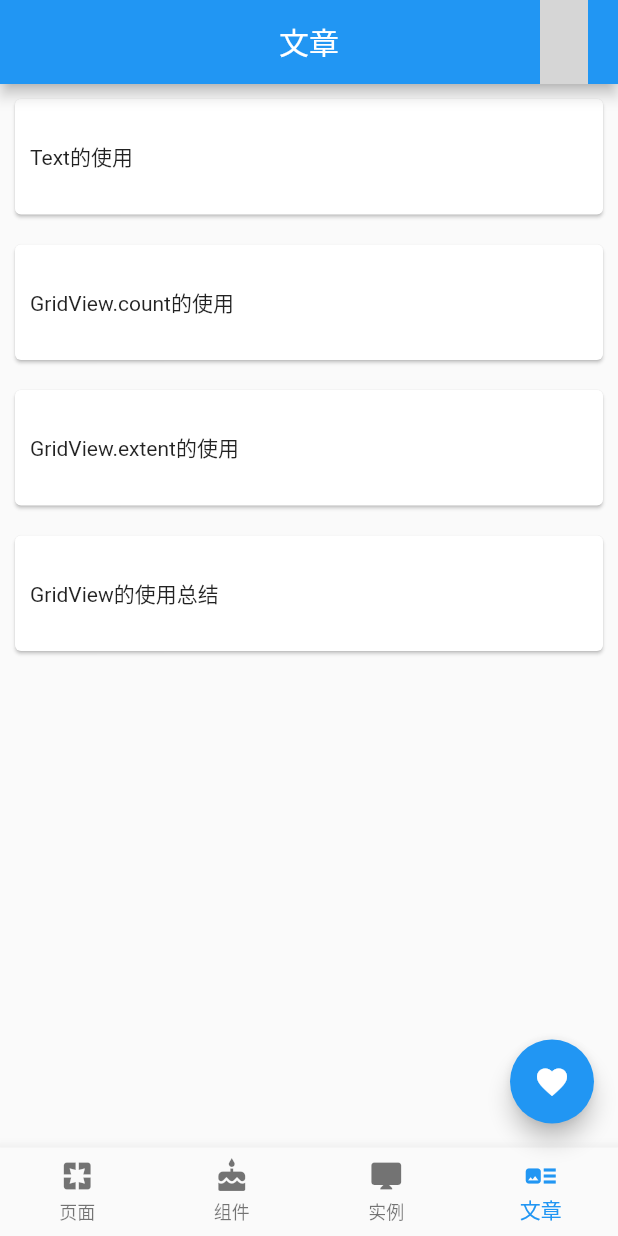
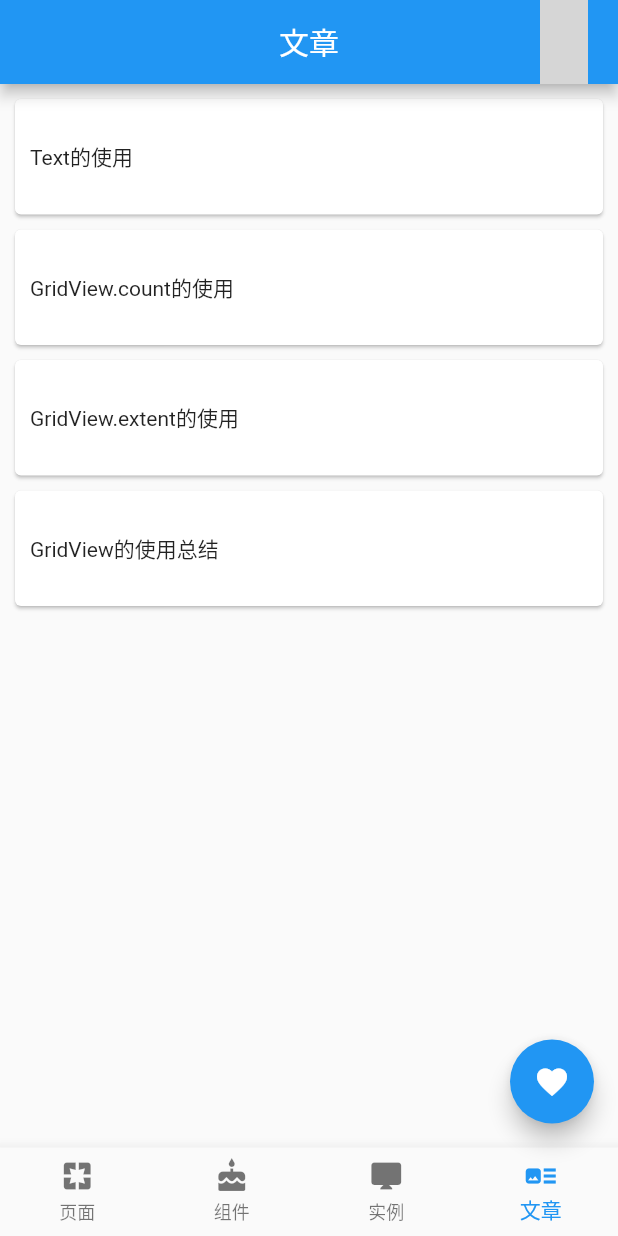
Before and after one commit to jiangkang/flutter-system, a Flutter app: the screen it shows after launch, item 4 of the bottom bar chosen, on a phone screen of 412 x 824 dp. Run offline on Flutter 3.47's test engine with Material 2 defaults, Android fonts, the phone set to English and light mode, and no system bars; our stand-ins replace webview_flutter; network calls fail; grey boxes are pictures that could not be loaded.

Commit message:
优化UI

```diff
--- a/lib/page/page_entry.dart
+++ b/lib/page/page_entry.dart
@@ -35,7 +35,7 @@ class PageEntry extends StatelessWidget {
           itemCount: pageEntries.length,
           itemBuilder: (context, index) {
             return Card(
-              margin: EdgeInsets.all(10),
+              margin: EdgeInsets.only(top: 10, bottom: 0, left: 10, right: 10),
               child: InkWell(
                 onTap: () {
                   Navigator.of(context)
@@ -119,7 +119,7 @@ class ArticleEntry extends StatelessWidget {
           itemCount: articleEntries.length,
           itemBuilder: (BuildContext context, int index) {
             return Card(
-              margin: EdgeInsets.all(10),
+              margin: EdgeInsets.only(top: 10, bottom: 0, left: 10, right: 10),
               child: InkWell(
                 onTap: () {
                   NavUtils.openWebView(context, articleEntries[index].url,
--- a/lib/utils/nav_utils.dart
+++ b/lib/utils/nav_utils.dart
@@ -3,8 +3,8 @@ import 'package:flutter_system/page/web_page.dart';
 
 class NavUtils {
   /// 打开WebView
-  static void openWebView(BuildContext context, String webUrl,
-      {String title = ""}) {
+  static Future openWebView(BuildContext context, String webUrl,
+      {String title = ""}) async {
     Navigator.of(context).push(new MaterialPageRoute(builder: (context) {
       return WebPage(title, webUrl);
     }));
```
